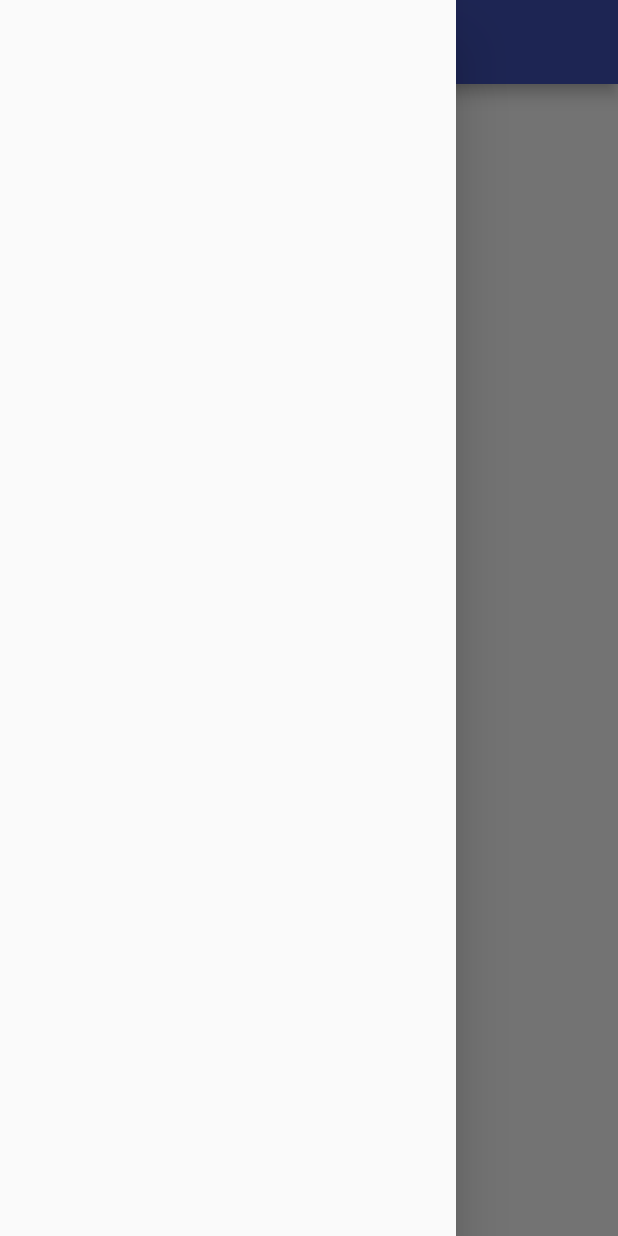
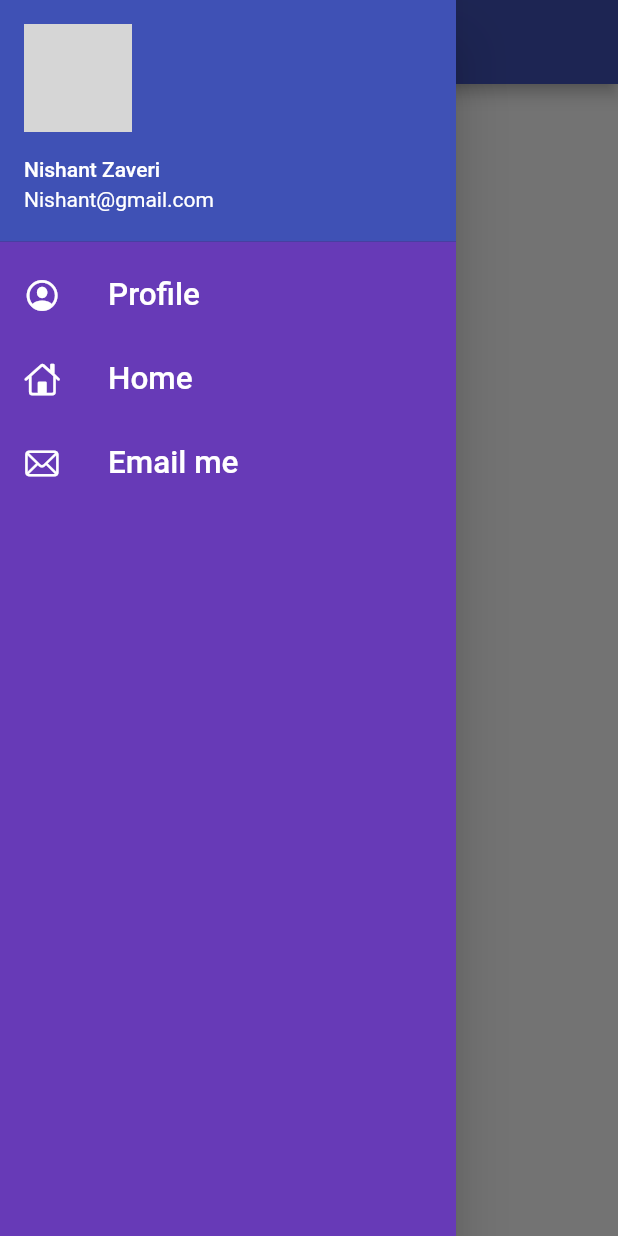
Before and after one commit to nishantnz/catalog_app, a Flutter app: the HomePage screen opened by its route, with the side drawer open, on a phone screen of 412 x 824 dp. Run offline on Flutter 3.47's test engine with Material 2 defaults, Android fonts, the phone set to English and light mode, and no system bars; our stand-ins replace google_fonts; missing offline and left inert: dart:ffi; network calls fail; Roboto replaces fonts that are missing (Lateef); grey boxes are pictures that could not be loaded.

Commit message:
made the UI of Drawer and added list tiles

```diff
--- a/lib/widgets/drawer.dart
+++ b/lib/widgets/drawer.dart
@@ -1,3 +1,4 @@
+import 'package:flutter/cupertino.dart';
 import 'package:flutter/material.dart';
 
 class MyDrawer extends StatelessWidget {
@@ -5,9 +6,66 @@ class MyDrawer extends StatelessWidget {
 
   @override
   Widget build(BuildContext context) {
+    final imageUrl =
+        "https://pbs.twimg.com/profile_images/1571482507874385922/yRZtAt9L_400x400.jpg";
     return Drawer(
-      child: ListView(
-        children: [],
+      child: Container(
+        color: Colors.deepPurple,
+        child: ListView(
+          padding: EdgeInsets.zero,
+          children: [
+            DrawerHeader(
+              padding: EdgeInsets.zero,
+              child: UserAccountsDrawerHeader(
+                accountName: Text("Nishant Zaveri"),
+                accountEmail: Text("Nishant@gmail.com"),
+                margin: EdgeInsets.zero,
+                currentAccountPicture: CircleAvatar(
+                  backgroundImage: NetworkImage(imageUrl),
+                ),
+              ),
+            ),
+            const ListTile(
+              leading: Icon(
+                CupertinoIcons.profile_circled,
+                color: Colors.white,
+              ),
+              title: Text(
+                "Profile",
+                textScaleFactor: 1.5,
+                style: TextStyle(
+                  color: Colors.white,
+                ),
+              ),
+            ),
+            const ListTile(
+              leading: Icon(
+                CupertinoIcons.home,
+                color: Colors.white,
+              ),
+              title: Text(
+                "Home",
+                textScaleFactor: 1.5,
+                style: TextStyle(
+                  color: Colors.white,
+                ),
+              ),
+            ),
+            const ListTile(
+              leading: Icon(
+                CupertinoIcons.mail,
+                color: Colors.white,
+              ),
+              title: Text(
+                "Email me",
+                textScaleFactor: 1.5,
+                style: TextStyle(
+                  color: Colors.white,
+                ),
+              ),
+            )
+          ],
+        ),
       ),
     );
   }
```
